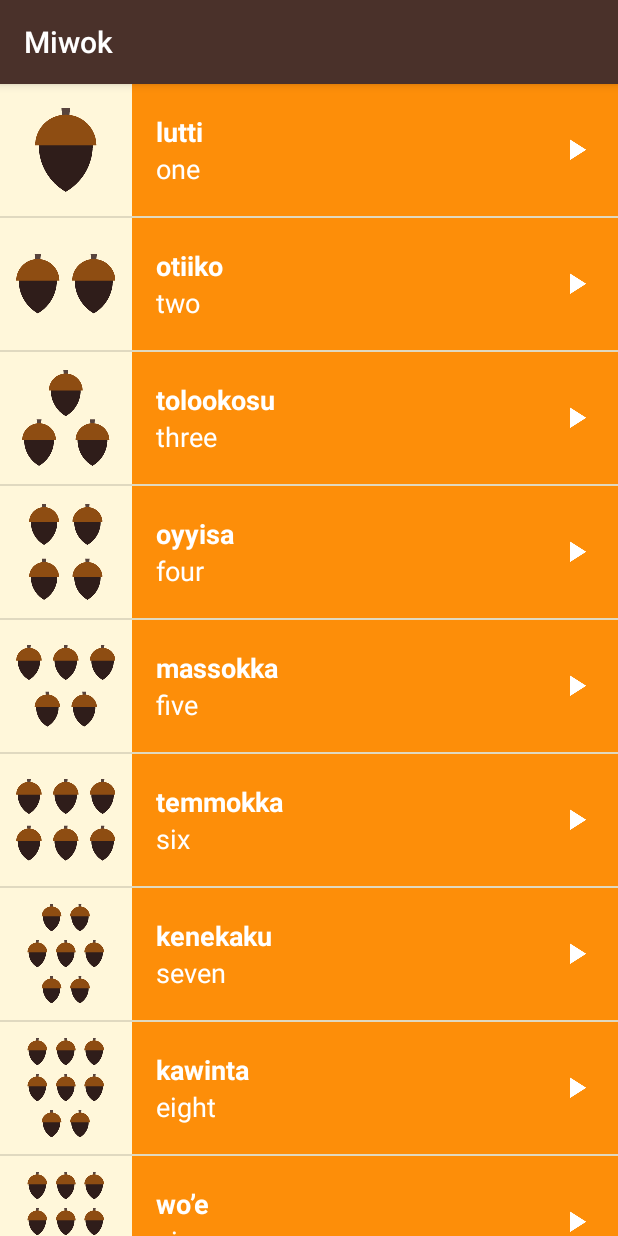
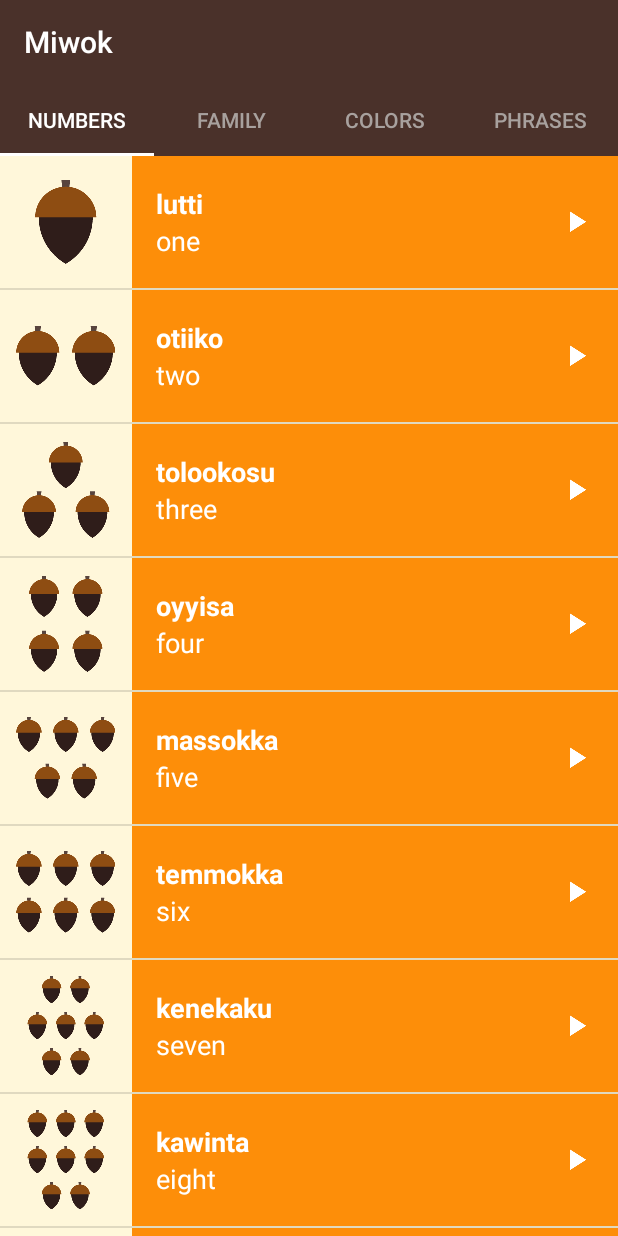
Before and after one commit to MindWhys/miwokLanguageApp, an Android app: the screen it shows after launch (MainActivity), on a phone screen of 412 x 824 dp. Run offline under Robolectric (Android 15) with nearby library versions, the phone set to English and light mode, and no system bars.

Commit message:
Added Tabs at the top to show which category is being scrolled to.

```diff
--- a/app/src/main/java/com/example/android/miwok/MainActivity.java
+++ b/app/src/main/java/com/example/android/miwok/MainActivity.java
@@ -15,13 +15,11 @@
  */
 package com.example.android.miwok;
 
-import android.content.Intent;
+
 import android.os.Bundle;
+import android.support.design.widget.TabLayout;
 import android.support.v4.view.ViewPager;
 import android.support.v7.app.AppCompatActivity;
-import android.view.View;
-import android.view.View.OnClickListener;
-import android.widget.TextView;
 
 public class MainActivity extends AppCompatActivity {
 
@@ -35,10 +33,14 @@
         // Find the view pager that will allow the user to swipe between fragments
         ViewPager viewPager = (ViewPager) findViewById(R.id.viewpager);
 
-        // Create an adapter that knows which fragment should be shown on each page
-        SimpleFragmentPagerAdapter adapter = new SimpleFragmentPagerAdapter(getSupportFragmentManager());
+        SimpleFragmentPagerAdapter adapter = new SimpleFragmentPagerAdapter(this, getSupportFragmentManager());
 
-        // Set the adapter onto the view pager
+
+        // Create and set an adapter that knows which fragment should be shown onto the view pager
         viewPager.setAdapter(adapter);
+
+        TabLayout tabLayout = (TabLayout) findViewById(R.id.sliding_tabs);
+        tabLayout.setupWithViewPager(viewPager);
+
     }
 }
--- a/app/src/main/java/com/example/android/miwok/SimpleFragmentPagerAdapter.java
+++ b/app/src/main/java/com/example/android/miwok/SimpleFragmentPagerAdapter.java
@@ -1,13 +1,17 @@
 package com.example.android.miwok;
 
+import android.content.Context;
 import android.support.v4.app.Fragment;
 import android.support.v4.app.FragmentManager;
 import android.support.v4.app.FragmentPagerAdapter;
 
 public class SimpleFragmentPagerAdapter extends FragmentPagerAdapter {
 
-    public SimpleFragmentPagerAdapter(FragmentManager fm) {
+    private Context titleContext;
+
+    public SimpleFragmentPagerAdapter(Context context, FragmentManager fm) {
         super(fm);
+        titleContext = context;
     }
 
     @Override
@@ -27,4 +31,17 @@
     public int getCount() {
         return 4;
     }
+
+    @Override
+    public CharSequence getPageTitle(int position) {
+        if (position == 0) {
+            return titleContext.getString(R.string.category_numbers);
+        } else if (position == 1) {
+            return titleContext.getString(R.string.category_family);
+        } else if (position == 2) {
+            return titleContext.getString(R.string.category_colors);
+        } else {
+            return titleContext.getString(R.string.category_phrases);
+        }
+    }
 }
--- a/app/src/main/res/layout/activity_main.xml
+++ b/app/src/main/res/layout/activity_main.xml
@@ -19,10 +19,16 @@
     xmlns:tools="http://schemas.android.com/tools"
     android:layout_width="match_parent"
     android:layout_height="match_parent"
-    android:background="@color/tan_background"
+    xmlns:app="http://schemas.android.com/apk/res-auto"
+    android:background="@color/primary_color"
     android:orientation="vertical"
     tools:context="com.example.android.miwok.MainActivity">
 
+<android.support.design.widget.TabLayout
+    android:id="@+id/sliding_tabs"
+    style="@style/CategoryTab"
+    android:layout_height="wrap_content"
+    android:layout_width="match_parent" />
 
     <android.support.v4.view.ViewPager
         android:id="@+id/viewpager"
--- a/app/src/main/res/values/strings.xml
+++ b/app/src/main/res/values/strings.xml
@@ -26,7 +26,7 @@
     <string name="category_numbers">Numbers</string>
 
     <!-- Category name for the vocabulary words for family members [CHAR LIMIT=20] -->
-    <string name="category_family">Family Members</string>
+    <string name="category_family">Family</string>
 
     <!-- TODO: Remove or change this placeholder text -->
     <string name="hello_blank_fragment">Hello blank fragment</string>
--- a/app/src/main/res/values/styles.xml
+++ b/app/src/main/res/values/styles.xml
@@ -16,20 +16,23 @@
 
     <!-- Base application theme. -->
     <style name="AppTheme" parent="Theme.AppCompat.Light.DarkActionBar">
-        <item name="android:colorControlHighlight">@color/tan_background</item>
+
         <item name="colorPrimary">@color/primary_color</item>
         <item name="colorPrimaryDark">@color/primary_dark_color</item>
+        <item name="actionBarStyle">@style/MiwokAppBarStyle</item>
+        <item name="android:windowContentOverlay">@null</item>
     </style>
 
-    <!-- Style for a category of vocabulary words -->
-    <style name="CategoryStyle">
-        <item name="android:layout_width">match_parent</item>
-        <item name="android:layout_height">@dimen/list_item_height</item>
-        <item name="android:gravity">center_vertical</item>
-        <item name="android:padding">16dp</item>
-        <item name="android:textColor">@android:color/white</item>
-        <item name="android:textStyle">bold</item>
-        <item name="android:textAppearance">?android:textAppearanceMedium</item>
+    <!-- App Bar Style -->
+    <style name="MiwokAppBarStyle" parent="@style/Widget.AppCompat.Light.ActionBar.Solid.Inverse">
+        <item name="elevation">0dp</item>
+    </style>
+
+    <!-- Style for a tab that displays a category name -->
+    <style name="CategoryTab" parent="Widget.Design.TabLayout">
+        <item name="tabIndicatorColor">@android:color/white</item>
+        <item name="tabSelectedTextColor">@android:color/white</item>
+        <item name="tabTextAppearance">@style/CategoryTabTextAppearance</item>
     </style>
 
     <!-- Style for the Word lists -->
@@ -40,4 +43,9 @@
         <item name="android:textColor">@color/white</item>
         <item name="android:textSize">18sp</item>
     </style>
+
+    <!-- Text appearance for a category tab -->
+    <style name="CategoryTabTextAppearance" parent="TextAppearance.Design.Tab">
+        <item name="android:textColor">#A8A19E</item>
+    </style>
 </resources>
```
